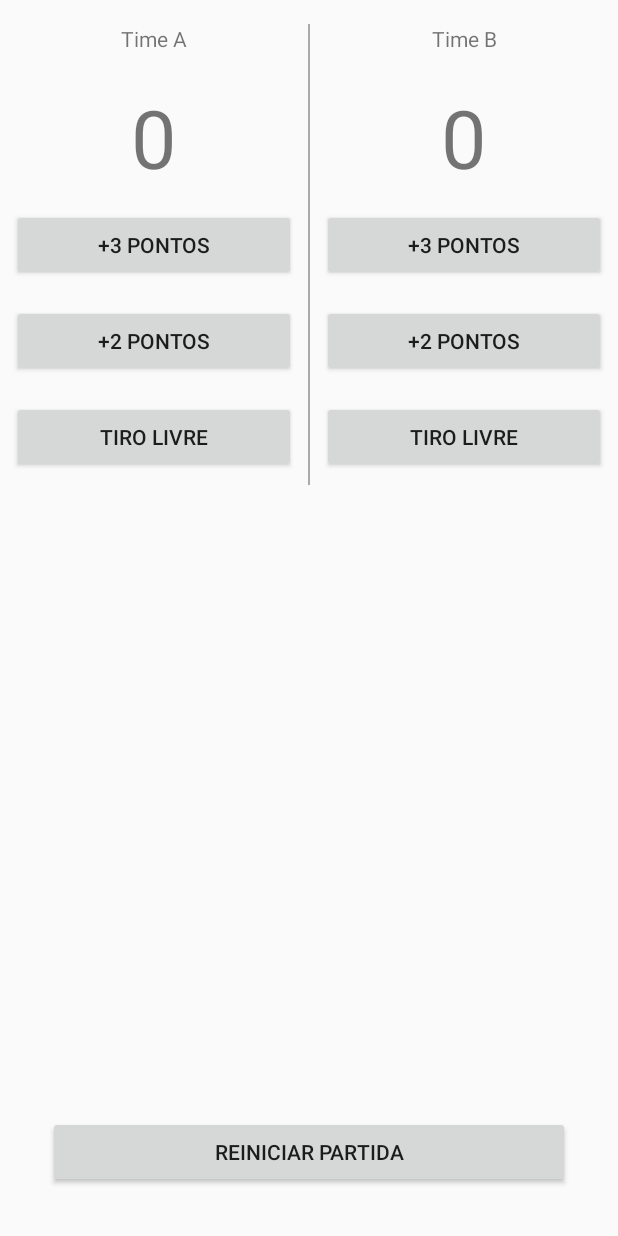
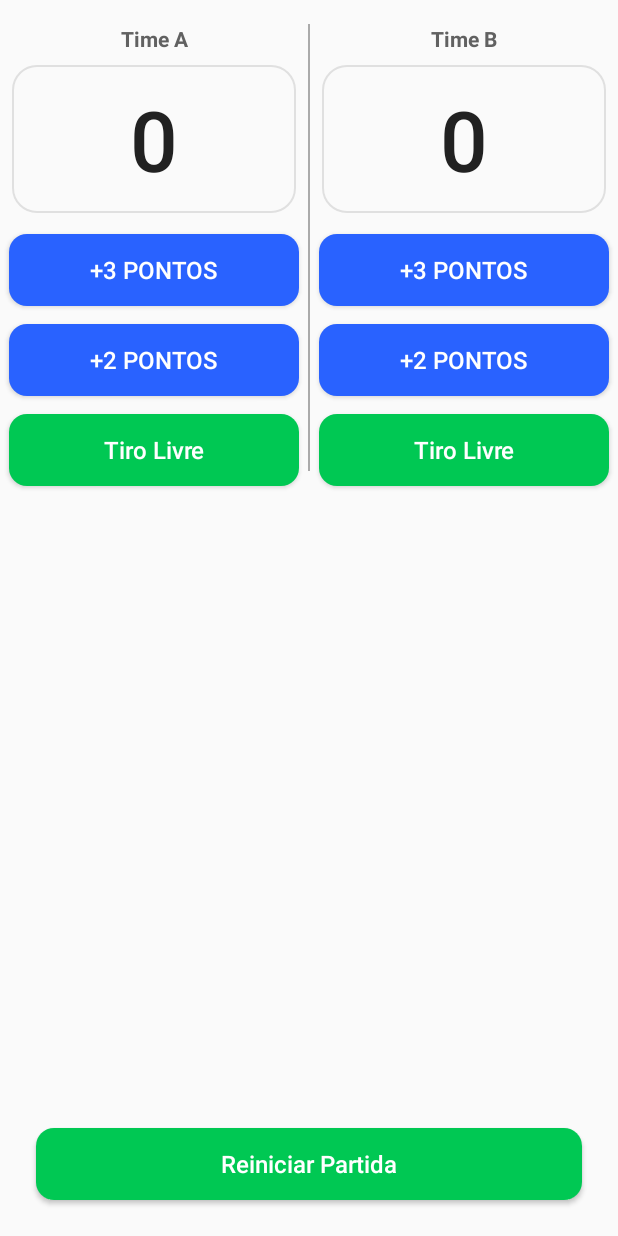
Before and after one commit to loudnts09/hoopscore_app, an Android app built with Jetpack Compose: the screen it shows after launch (MainActivity), on a phone screen of 412 x 824 dp. Run offline under Robolectric (Android 15) with nearby library versions, the phone set to English and light mode, and no system bars.

Commit message:
feat: created new drawables and layout reorganized, agp update from 8.12.2 to 8.13.0

```diff
--- /dev/null
+++ b/app/src/main/res/drawable/btn_primary.xml
@@ -0,0 +1,11 @@
+<ripple xmlns:android="http://schemas.android.com/apk/res/android"
+    android:color="#1FFFFFFF">
+    <item>
+        <shape android:shape="rectangle">
+            <solid android:color="@color/clr_primary"/>
+            <corners android:radius="12dp"/>
+            <padding android:left="8dp" android:top="10dp"
+                android:right="8dp" android:bottom="10dp"/>
+        </shape>
+    </item>
+</ripple>
--- /dev/null
+++ b/app/src/main/res/drawable/btn_secondary.xml
@@ -0,0 +1,11 @@
+<ripple xmlns:android="http://schemas.android.com/apk/res/android"
+    android:color="#1FFFFFFF">
+    <item>
+        <shape android:shape="rectangle">
+            <solid android:color="@color/clr_secondary"/>
+            <corners android:radius="12dp"/>
+            <padding android:left="8dp" android:top="10dp"
+                android:right="8dp" android:bottom="10dp"/>
+        </shape>
+    </item>
+</ripple>
--- /dev/null
+++ b/app/src/main/res/drawable/score_bg.xml
@@ -0,0 +1,8 @@
+<shape xmlns:android="http://schemas.android.com/apk/res/android"
+    android:shape="rectangle">
+    <solid android:color="@color/clr_bg"/>
+    <corners android:radius="16dp"/>
+    <stroke android:width="1dp" android:color="@color/clr_divider"/>
+    <padding android:left="8dp" android:top="12dp"
+        android:right="8dp" android:bottom="12dp"/>
+</shape>
--- a/app/src/main/res/layout/layout_main.xml
+++ b/app/src/main/res/layout/layout_main.xml
@@ -21,40 +21,35 @@
                 android:layout_width="match_parent"
                 android:layout_height="wrap_content"
                 android:gravity="center"
-                android:padding="16dp"
-                android:text="Time A"
-                android:textSize="14sp"
-                android:fontFamily="sans-serif"/>
-
+                android:paddingTop="16dp"
+                style="@style/TitleLabel"
+                android:text="Time A"/>
             <TextView
                 android:id="@+id/placarTimeA"
+                style="@style/ScoreText"
                 android:layout_width="match_parent"
                 android:layout_height="wrap_content"
-                android:gravity="center"
-                android:padding="4dp"
                 android:text="0"
-                android:textSize="54sp"
-                android:fontFamily="sans-serif"/>
-
+                android:layout_margin="8dp"/>
             <Button
                 android:id="@+id/tresPontosA"
+                style="@style/PrimaryButton"
                 android:layout_width="match_parent"
                 android:layout_height="wrap_content"
-                android:layout_margin="8dp"
                 android:text="+3 PONTOS" />
 
             <Button
                 android:id="@+id/doisPontosA"
+                style="@style/PrimaryButton"
                 android:layout_width="match_parent"
                 android:layout_height="wrap_content"
-                android:layout_margin="8dp"
                 android:text="+2 PONTOS" />
 
             <Button
                 android:id="@+id/tiroLivreA"
+                style="@style/SecondaryButton"
                 android:layout_width="match_parent"
                 android:layout_height="wrap_content"
-                android:layout_margin="8dp"
                 android:text="Tiro Livre" />
         </LinearLayout>
 
@@ -62,7 +57,8 @@
             android:layout_width="1dp"
             android:layout_height="match_parent"
             android:background="@android:color/darker_gray"
-            android:layout_marginTop="16dp"/>
+            android:layout_marginTop="16dp"
+            android:layout_marginBottom="16dp"/>
 
         <LinearLayout
             android:layout_width="0dp"
@@ -72,43 +68,39 @@
 
             <TextView
                 android:id="@+id/timeB"
+                style="@style/TitleLabel"
                 android:layout_width="match_parent"
                 android:layout_height="wrap_content"
-                android:gravity="center"
-                android:padding="16dp"
                 android:text="Time B"
-                android:textSize="14sp"
-                android:fontFamily="sans-serif"/>
+                android:paddingTop="16dp"/>
 
             <TextView
                 android:id="@+id/placarTimeB"
+                style="@style/ScoreText"
                 android:layout_width="match_parent"
                 android:layout_height="wrap_content"
-                android:gravity="center"
-                android:padding="4dp"
                 android:text="0"
-                android:textSize="54sp"
-                android:fontFamily="sans-serif"/>
+                android:layout_margin="8dp"/>
 
             <Button
                 android:id="@+id/tresPontosB"
+                style="@style/PrimaryButton"
                 android:layout_width="match_parent"
                 android:layout_height="wrap_content"
-                android:layout_margin="8dp"
                 android:text="+3 PONTOS" />
 
             <Button
                 android:id="@+id/doisPontosB"
+                style="@style/PrimaryButton"
                 android:layout_width="match_parent"
                 android:layout_height="wrap_content"
-                android:layout_margin="8dp"
                 android:text="+2 PONTOS" />
 
             <Button
                 android:id="@+id/tiroLivreB"
+                style="@style/SecondaryButton"
                 android:layout_width="match_parent"
                 android:layout_height="wrap_content"
-                android:layout_margin="8dp"
                 android:text="Tiro Livre" />
         </LinearLayout>
 
@@ -116,10 +108,11 @@
 
     <Button
         android:id="@+id/reiniciarPartida"
+        style="@style/SecondaryButton"
         android:layout_width="match_parent"
         android:layout_height="wrap_content"
         android:text="Reiniciar Partida"
         android:layout_alignParentBottom="true"
         android:layout_centerHorizontal="true"
-        android:layout_margin="32dp"/>
+        android:layout_margin="24dp"/>
 </RelativeLayout>
--- a/app/src/main/res/values/colors.xml
+++ b/app/src/main/res/values/colors.xml
@@ -1,5 +1,13 @@
 <?xml version="1.0" encoding="utf-8"?>
 <resources>
+    <color name = "clr_bg"> #FAFAFA </color>
+    <color name="clr_primary">#2962FF</color>
+    <color name="clr_primary_dark">#1B44B8</color>
+    <color name="clr_secondary">#00C853</color>
+    <color name="clr_text_title">#616161</color>
+    <color name="clr_score">#212121</color>
+    <color name="clr_divider">#E0E0E0</color>
+    <color name="clr_btn_text">#FFFFFF</color>
     <color name="purple_200">#FFBB86FC</color>
     <color name="purple_500">#FF6200EE</color>
     <color name="purple_700">#FF3700B3</color>
--- /dev/null
+++ b/app/src/main/res/values/styles.xml
@@ -0,0 +1,29 @@
+<resources>
+    <style name="TitleLabel">
+        <item name="android:textColor">@color/clr_text_title</item>
+        <item name="android:textSize">14sp</item>
+        <item name="android:textStyle">bold</item>
+        <item name="android:gravity">center</item>
+    </style>
+
+    <style name="ScoreText">
+        <item name="android:textColor">@color/clr_score</item>
+        <item name="android:textSize">56sp</item>
+        <item name="android:fontFamily">sans-serif-medium</item>
+        <item name="android:gravity">center</item>
+        <item name="android:background">@drawable/score_bg</item>
+    </style>
+
+    <style name="PrimaryButton">
+        <item name="android:background">@drawable/btn_primary</item>
+        <item name="android:textColor">@color/clr_btn_text</item>
+        <item name="android:textAllCaps">false</item>
+        <item name="android:textSize">16sp</item>
+        <item name="android:fontFamily">sans-serif-medium</item>
+        <item name="android:layout_margin">6dp</item>
+    </style>
+
+    <style name="SecondaryButton" parent="PrimaryButton">
+        <item name="android:background">@drawable/btn_secondary</item>
+    </style>
+</resources>
--- a/gradle/libs.versions.toml
+++ b/gradle/libs.versions.toml
@@ -1,5 +1,5 @@
 [versions]
-agp = "8.12.2"
+agp = "8.13.0"
 kotlin = "2.0.21"
 coreKtx = "1.10.1"
 junit = "4.13.2"
```
